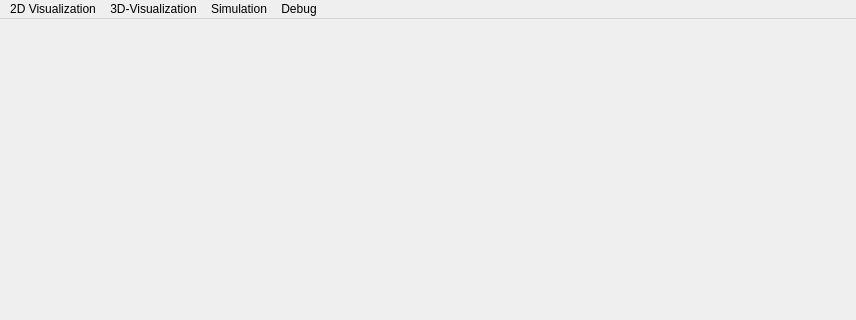
Before: the Qt Designer form src/mainwindow.ui in chFleschutz/simulation-and-data-visualization, drawn with Qt 5; both pictures show x 0 to 856 and y 0 to 320 of the 856 by 639 pixel window.
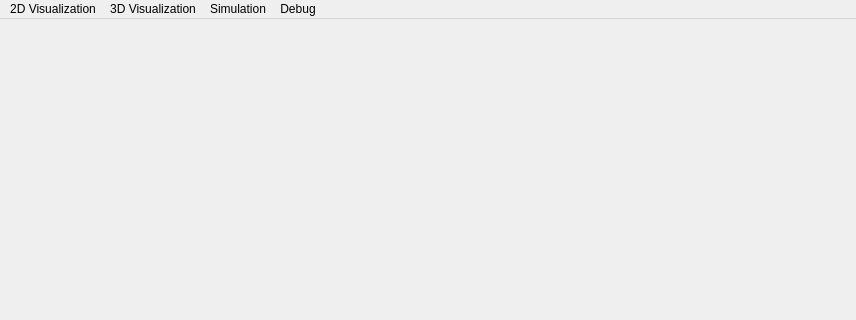
After: the same form once the commit is applied. Icons and pictures are not drawn.

Diff of the .ui file:
```diff
--- a/src/mainwindow.ui
+++ b/src/mainwindow.ui
@@ -49,7 +49,7 @@
    </widget>
    <widget class="QMenu" name="menu3D_Visualization">
     <property name="title">
-     <string>3D-Visualization</string>
+     <string>3D Visualization</string>
     </property>
     <addaction name="actionVolume_Data"/>
     <addaction name="actionVolume_Renderer"/>
```
Left out of the diff: 4 changed lines with no effect on the pictures.
